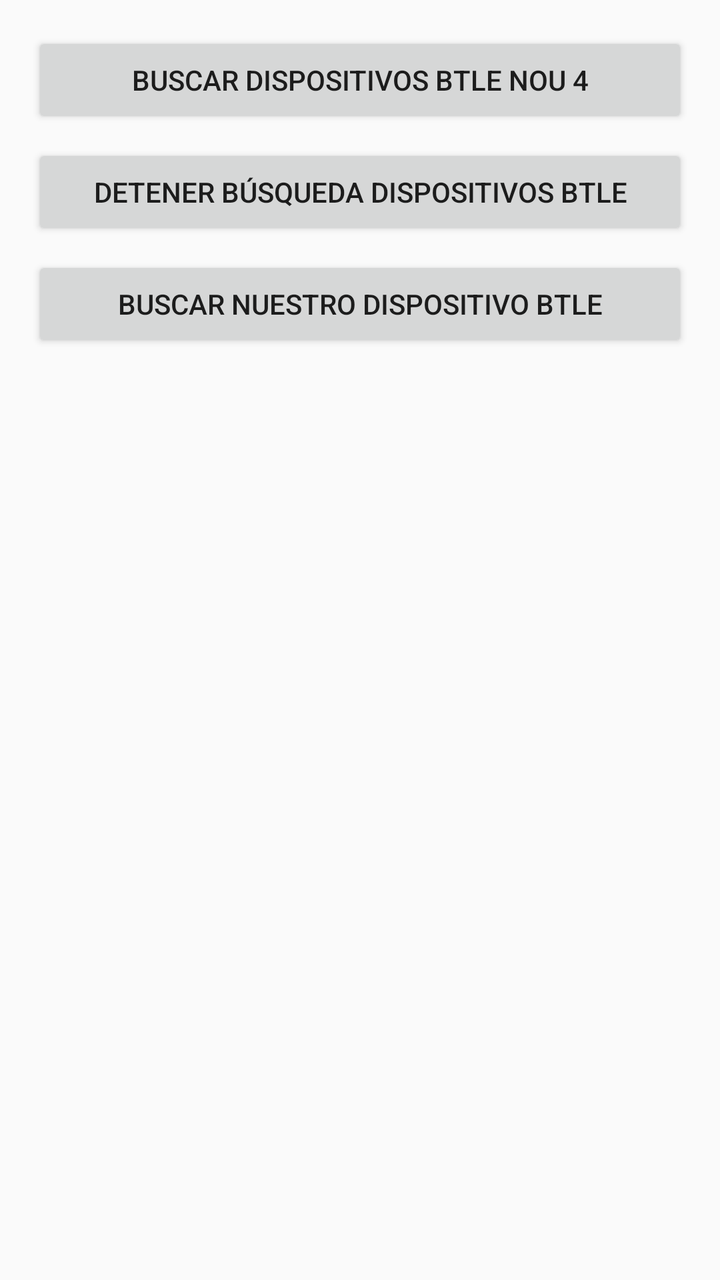
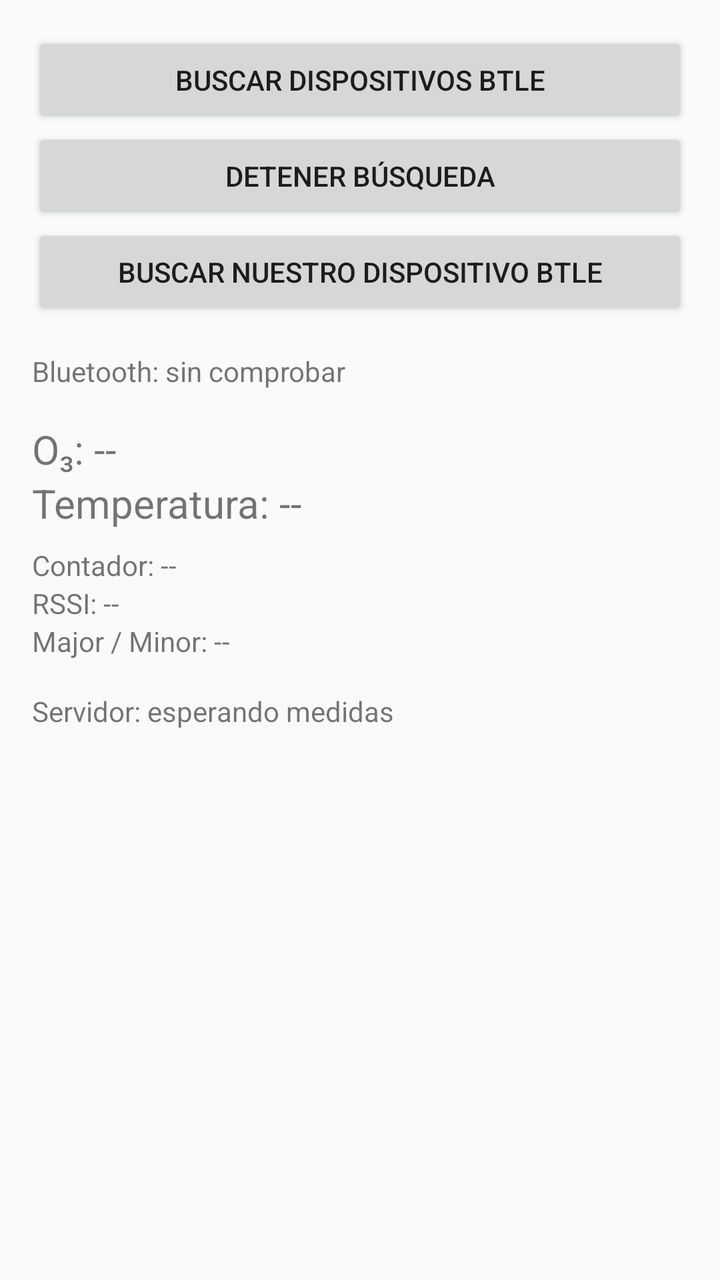

Two renders of the same Android screen: before a commit and after it. Below are the layout's source before the change and the commit's diff.
<!-- AndroidManifest.xml: application theme Theme.AppCompat.DayNight.NoActionBar -->
<!-- res/layout/activity_main.xml -->
<?xml version="1.0" encoding="utf-8"?>
<LinearLayout xmlns:android="http://schemas.android.com/apk/res/android"
    xmlns:app="http://schemas.android.com/apk/res-auto"
    xmlns:tools="http://schemas.android.com/tools"
    android:layout_width="match_parent"
    android:layout_height="match_parent"
    android:orientation="vertical"
    android:padding="16dp"
    tools:context=".MainActivity">

    <Button
        android:id="@+id/botonBuscarDispositivosBTLE"
        android:layout_width="match_parent"
        android:layout_height="wrap_content"
        android:layout_marginBottom="8dp"
        android:onClick="botonBuscarDispositivosBTLEPulsado"
        android:text="Buscar Dispositivos BTLE nou 4" />

    <Button
        android:id="@+id/botonDetenerBusquedaDispositivosBTLE"
        android:layout_width="match_parent"
        android:layout_height="wrap_content"
        android:layout_marginBottom="8dp"
        android:onClick="botonDetenerBusquedaDispositivosBTLEPulsado"
        android:text="Detener búsqueda Dispositivos BTLE" />

    <Button
        android:id="@+id/botonBuscarNuestroDispositivoBTLE"
        android:layout_width="match_parent"
        android:layout_height="wrap_content"
        android:onClick="botonBuscarNuestroDispositivoBTLEPulsado"
        android:text="Buscar nuestro dispositivo BTLE" />

</LinearLayout>
<!-- resources referenced by this layout -->
<resources>

</resources>

<!-- the commit's change to res/layout/activity_main.xml (unified diff, before → after) -->
@@ -1,34 +1,84 @@
 <?xml version="1.0" encoding="utf-8"?>
-<LinearLayout xmlns:android="http://schemas.android.com/apk/res/android"
-    xmlns:app="http://schemas.android.com/apk/res-auto"
+<ScrollView xmlns:android="http://schemas.android.com/apk/res/android"
     xmlns:tools="http://schemas.android.com/tools"
     android:layout_width="match_parent"
     android:layout_height="match_parent"
-    android:orientation="vertical"
-    android:padding="16dp"
     tools:context=".MainActivity">
 
-    <Button
-        android:id="@+id/botonBuscarDispositivosBTLE"
+    <LinearLayout
         android:layout_width="match_parent"
         android:layout_height="wrap_content"
-        android:layout_marginBottom="8dp"
-        android:onClick="botonBuscarDispositivosBTLEPulsado"
-        android:text="Buscar Dispositivos BTLE nou 4" />
+        android:orientation="vertical"
+        android:padding="16dp">
 
-    <Button
-        android:id="@+id/botonDetenerBusquedaDispositivosBTLE"
-        android:layout_width="match_parent"
-        android:layout_height="wrap_content"
-        android:layout_marginBottom="8dp"
-        android:onClick="botonDetenerBusquedaDispositivosBTLEPulsado"
-        android:text="Detener búsqueda Dispositivos BTLE" />
+        <Button
+            android:id="@+id/botonBuscarDispositivosBTLE"
+            android:layout_width="match_parent"
+            android:layout_height="wrap_content"
+            android:onClick="botonBuscarDispositivosBTLEPulsado"
+            android:text="Buscar dispositivos BTLE" />
 
-    <Button
-        android:id="@+id/botonBuscarNuestroDispositivoBTLE"
-        android:layout_width="match_parent"
-        android:layout_height="wrap_content"
-        android:onClick="botonBuscarNuestroDispositivoBTLEPulsado"
-        android:text="Buscar nuestro dispositivo BTLE" />
+        <Button
+            android:id="@+id/botonDetenerBusquedaDispositivosBTLE"
+            android:layout_width="match_parent"
+            android:layout_height="wrap_content"
+            android:onClick="botonDetenerBusquedaDispositivosBTLEPulsado"
+            android:text="Detener búsqueda" />
 
-</LinearLayout>
+        <Button
+            android:id="@+id/botonBuscarNuestroDispositivoBTLE"
+            android:layout_width="match_parent"
+            android:layout_height="wrap_content"
+            android:onClick="botonBuscarNuestroDispositivoBTLEPulsado"
+            android:text="Buscar nuestro dispositivo BTLE" />
+
+        <TextView
+            android:id="@+id/textoBluetooth"
+            android:layout_width="match_parent"
+            android:layout_height="wrap_content"
+            android:layout_marginTop="16dp"
+            android:text="Bluetooth: sin comprobar" />
+
+        <TextView
+            android:id="@+id/textoO3"
+            android:layout_width="match_parent"
+            android:layout_height="wrap_content"
+            android:layout_marginTop="16dp"
+            android:textSize="20sp"
+            android:text="O₃: --" />
+
+        <TextView
+            android:id="@+id/textoTemperatura"
+            android:layout_width="match_parent"
+            android:layout_height="wrap_content"
+            android:textSize="20sp"
+            android:text="Temperatura: --" />
+
+        <TextView
+            android:id="@+id/textoContador"
+            android:layout_width="match_parent"
+            android:layout_height="wrap_content"
+            android:layout_marginTop="8dp"
+            android:text="Contador: --" />
+
+        <TextView
+            android:id="@+id/textoRssi"
+            android:layout_width="match_parent"
+            android:layout_height="wrap_content"
+            android:text="RSSI: --" />
+
+        <TextView
+            android:id="@+id/textoTrama"
+            android:layout_width="match_parent"
+            android:layout_height="wrap_content"
+            android:text="Major / Minor: --" />
+
+        <TextView
+            android:id="@+id/textoServidor"
+            android:layout_width="match_parent"
+            android:layout_height="wrap_content"
+            android:layout_marginTop="16dp"
+            android:text="Servidor: esperando medidas" />
+
+    </LinearLayout>
+</ScrollView>
